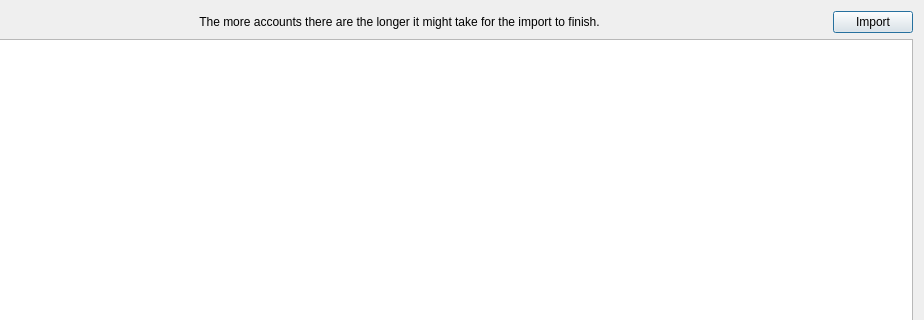
The window that designs/xml/browser_import_window.ui (daniel-deru/WorkMate-3.0) describes before a commit, drawn with Qt 5; both pictures show x 120 to 1044 and y 0 to 320 of the 1044 by 470 pixel window.
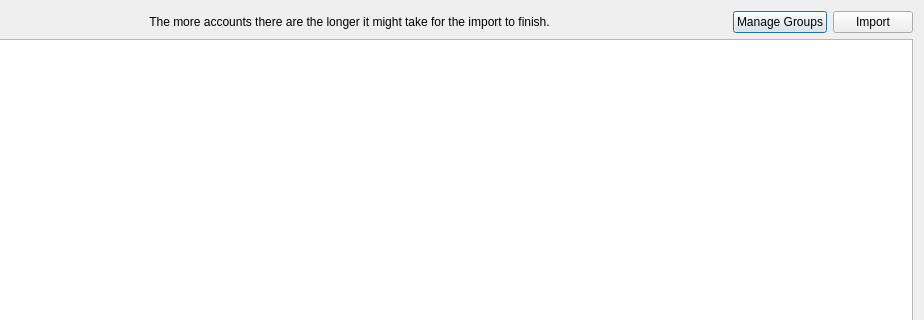
The same window after the commit.

Diff of the .ui file:
```diff
--- a/designs/xml/browser_import_window.ui
+++ b/designs/xml/browser_import_window.ui
@@ -60,6 +60,16 @@
        </property>
       </widget>
      </item>
+     <item>
+      <widget class="QPushButton" name="btn_groups">
+       <property name="cursor">
+        <cursorShape>PointingHandCursor</cursorShape>
+       </property>
+       <property name="text">
+        <string>Manage Groups</string>
+       </property>
+      </widget>
+     </item>
      <item>
       <widget class="QPushButton" name="btn_import">
        <property name="cursor">
```
